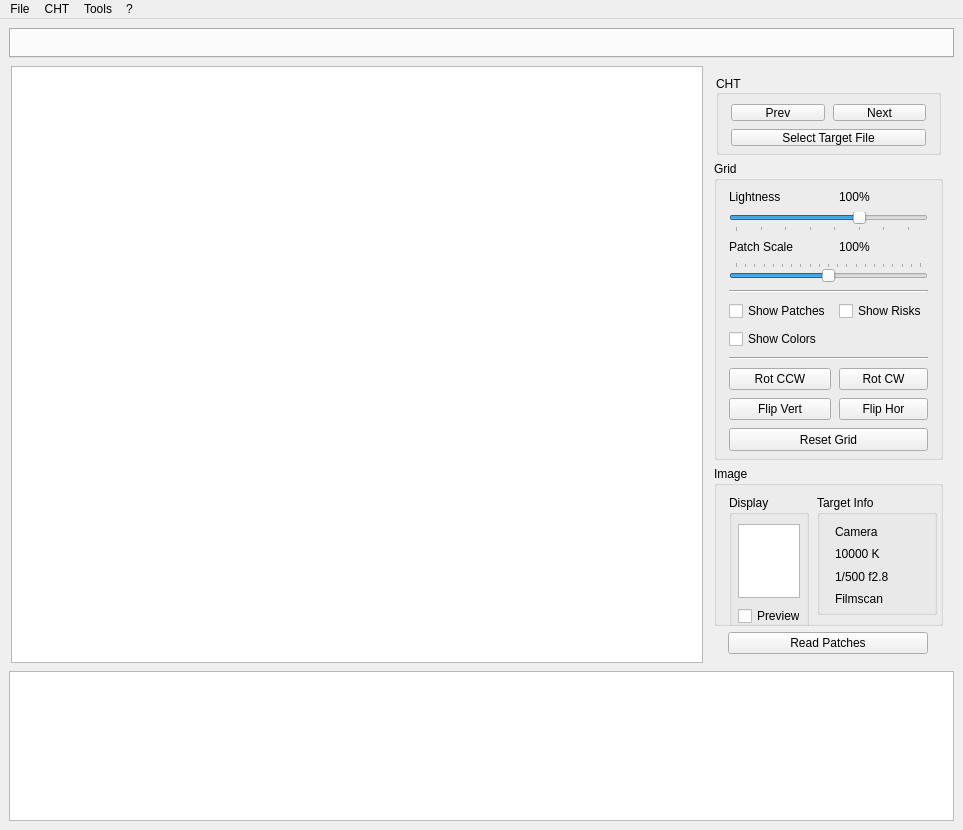
Old version of the form src/tools/profiling/support/patch_reader.ui in the repository Valdas2000/flab-DIY-stack.
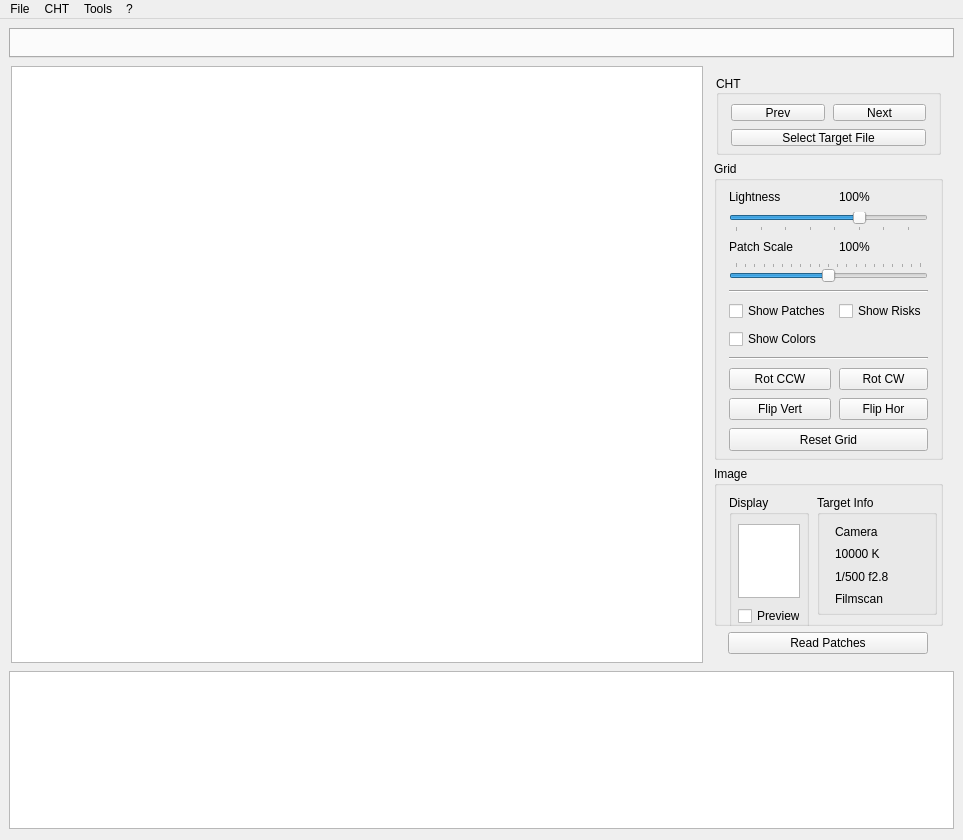
New version of the form. Custom widgets are drawn as their Qt base class.

Patch:
```diff
--- a/src/tools/profiling/support/patch_reader.ui
+++ b/src/tools/profiling/support/patch_reader.ui
@@ -7,7 +7,7 @@
     <x>0</x>
     <y>0</y>
     <width>963</width>
-    <height>816</height>
+    <height>840</height>
    </rect>
   </property>
   <property name="sizePolicy">
```
Left out of the diff: 58 changed lines with no effect on the pictures.
